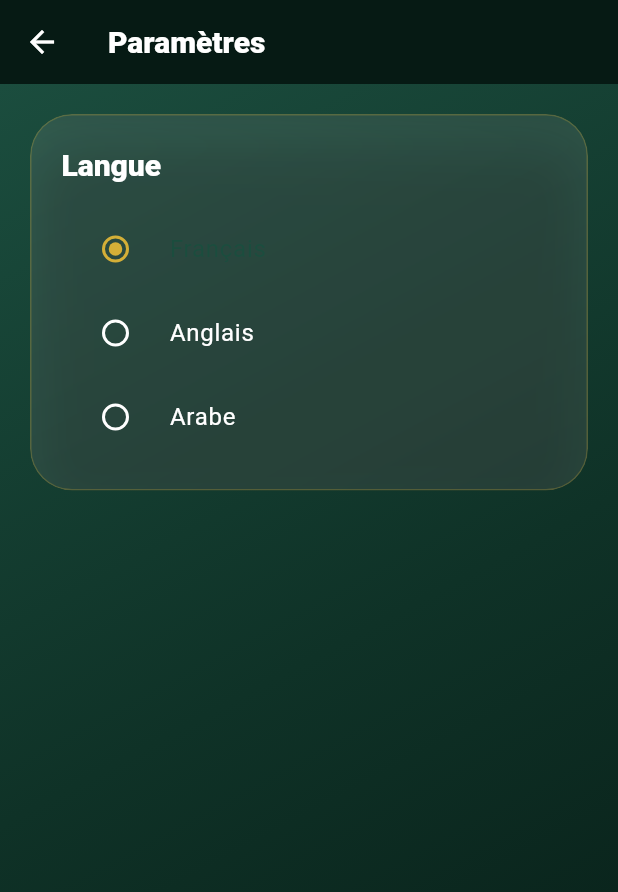
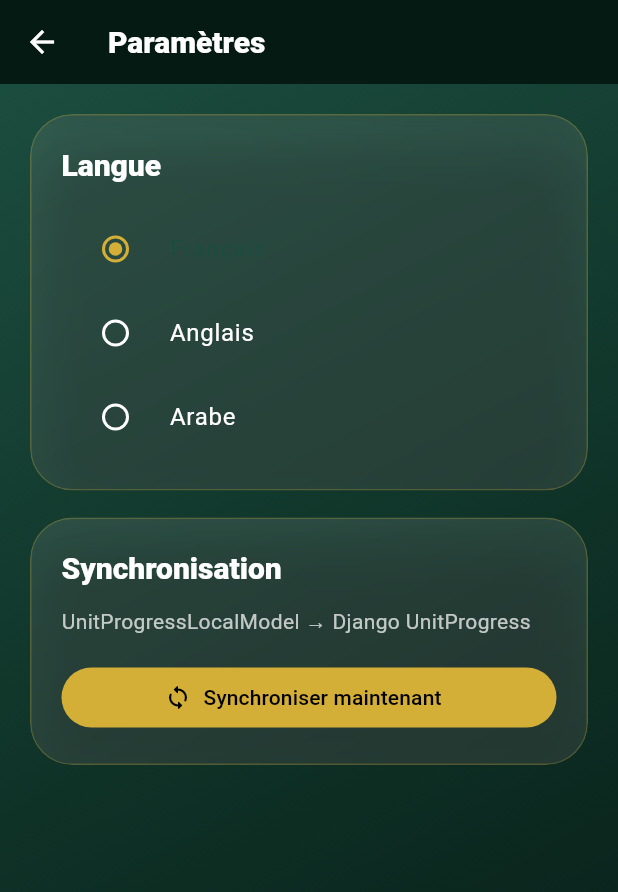
Before and after one commit to Gaga-Marda-Bur/beriyar-kedebideri, a Flutter app: the SettingsScreen screen opened by its route, on a phone screen of 412 x 824 dp. Shown: the top 892 px of the screen. Run offline on Flutter 3.47's test engine with Material 3 defaults, Android fonts, the phone set to English and light mode, and no system bars; our stand-ins replace audioplayers, shared_preferences; accounts and stored records are empty; network calls fail.

Commit message:
Add Flutter unit progress sync manager

```diff
--- /dev/null
+++ b/mobile/lib/core/sync/sync_manager.dart
@@ -0,0 +1,48 @@
+import '../../features/progress/services/unit_progress_local_storage.dart';
+import '../../features/progress/services/unit_progress_sync_service.dart';
+
+class SyncSummary {
+  final bool success;
+  final int progressSyncedCount;
+  final int errorCount;
+  final String? errorMessage;
+
+  const SyncSummary({
+    required this.success,
+    required this.progressSyncedCount,
+    required this.errorCount,
+    required this.errorMessage,
+  });
+}
+
+class SyncManager {
+  final UnitProgressLocalStorage _progressStorage;
+  final UnitProgressSyncService _progressSyncService;
+
+  SyncManager({
+    UnitProgressLocalStorage? progressStorage,
+    UnitProgressSyncService? progressSyncService,
+  })  : _progressStorage = progressStorage ?? UnitProgressLocalStorage(),
+        _progressSyncService = progressSyncService ?? UnitProgressSyncService();
+
+  Future<SyncSummary> syncAll() async {
+    try {
+      final allProgress = await _progressStorage.getAllProgress();
+      final result = await _progressSyncService.syncProgressList(allProgress);
+
+      return SyncSummary(
+        success: result.errorCount == 0,
+        progressSyncedCount: result.syncedCount,
+        errorCount: result.errorCount,
+        errorMessage: result.errorCount == 0 ? null : result.errors.toString(),
+      );
+    } catch (error) {
+      return SyncSummary(
+        success: false,
+        progressSyncedCount: 0,
+        errorCount: 1,
+        errorMessage: error.toString(),
+      );
+    }
+  }
+}
--- a/mobile/lib/features/settings/screens/settings_screen.dart
+++ b/mobile/lib/features/settings/screens/settings_screen.dart
@@ -5,6 +5,7 @@ import '../../../app/app_state.dart';
 import '../../../core/widgets/app_background.dart';
 import '../../../core/widgets/glass_card.dart';
 import '../../../l10n/generated/app_localizations.dart';
+import '../../../core/sync/sync_manager.dart';
 
 class SettingsScreen extends StatelessWidget {
   const SettingsScreen({super.key});
@@ -50,6 +51,48 @@ class SettingsScreen extends StatelessWidget {
                   ],
                 ),
               ),
+              const SizedBox(height: 18),
+              GlassCard(
+                child: Column(
+                  crossAxisAlignment: CrossAxisAlignment.start,
+                  children: [
+                    Text(
+                      loc.sync,
+                      style: Theme.of(context).textTheme.titleLarge,
+                    ),
+                    const SizedBox(height: 12),
+                    Text(
+                      'UnitProgressLocalModel → Django UnitProgress',
+                      style: Theme.of(context).textTheme.bodyMedium,
+                    ),
+                    const SizedBox(height: 16),
+                    SizedBox(
+                      width: double.infinity,
+                      child: FilledButton.icon(
+                        onPressed: () async {
+                          final messenger = ScaffoldMessenger.of(context);
+
+                          final result = await SyncManager().syncAll();
+
+                          if (!context.mounted) return;
+
+                          messenger.showSnackBar(
+                            SnackBar(
+                              content: Text(
+                                result.success
+                                    ? '${loc.syncSuccess} • ${loc.syncedItems}: ${result.progressSyncedCount}'
+                                    : '${loc.syncFailed}: ${result.errorMessage ?? ''}',
+                              ),
+                            ),
+                          );
+                        },
+                        icon: const Icon(Icons.sync_rounded),
+                        label: Text(loc.syncNow),
+                      ),
+                    ),
+                  ],
+                ),
+              ),
             ],
           ),
         ),
--- a/mobile/lib/l10n/app_fr.arb
+++ b/mobile/lib/l10n/app_fr.arb
@@ -54,5 +54,10 @@
   "reviewWords": "Réviser les mots",
   "practiceLessons": "Suivre les leçons",
   "practiceQuiz": "Réviser les quiz",
-  "step": "Étape"
+  "step": "Étape",
+  "sync": "Synchronisation",
+  "syncNow": "Synchroniser maintenant",
+  "syncSuccess": "Synchronisation réussie",
+  "syncFailed": "Synchronisation échouée",
+  "syncedItems": "Éléments synchronisés"
 }
```
Also changed, not shown: mobile/lib/features/progress/services/unit_progress_sync_service.dart (added, +92 -0 lines), mobile/lib/l10n/app_ar.arb (+6 -1 lines), mobile/lib/l10n/app_en.arb (+6 -1 lines), mobile/lib/l10n/generated/app_localizations.dart, mobile/lib/l10n/generated/app_localizations_ar.dart, mobile/lib/l10n/generated/app_localizations_en.dart, mobile/lib/l10n/generated/app_localizations_fr.dart, 1 other file.
